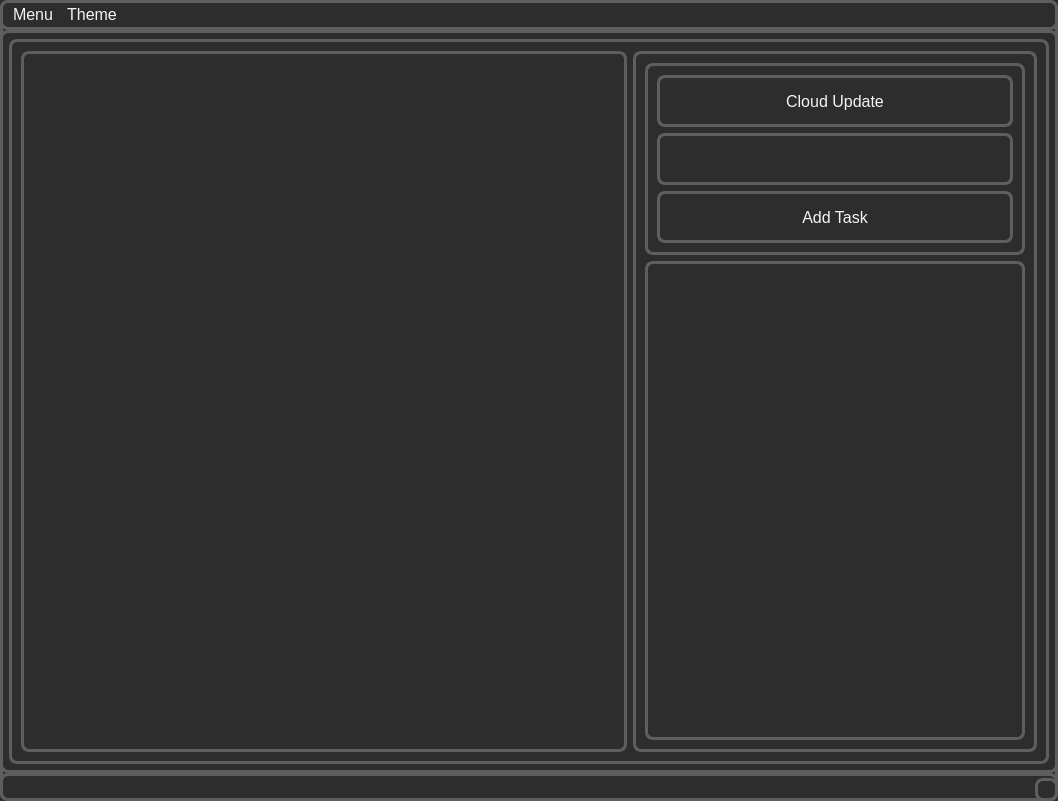
Above: main/ui/checklist.ui from KashML/CheckItOut before the change. Below: the same form after it.
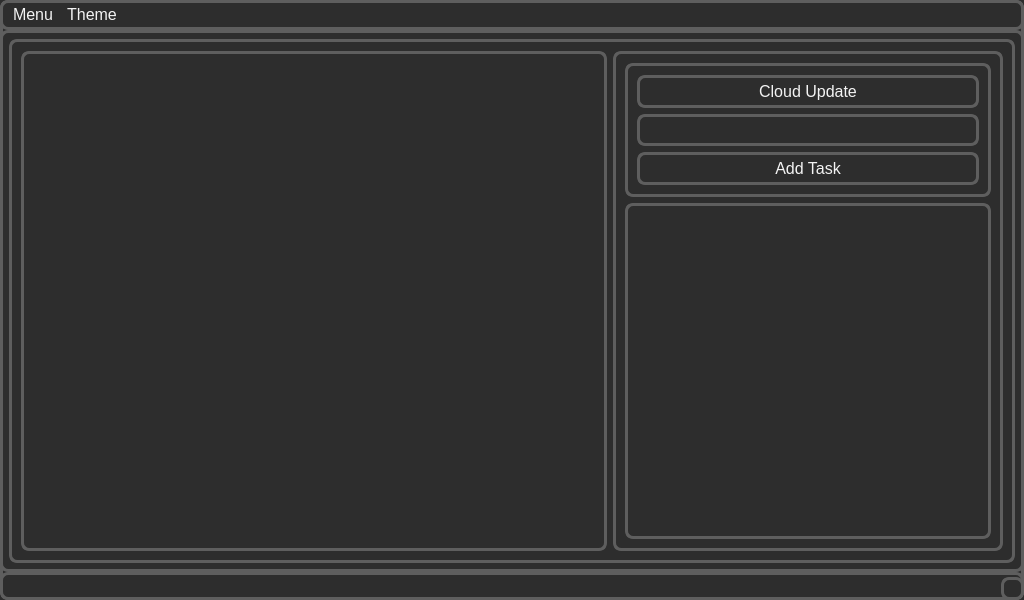
That is the form after the change.

Commit message: Size constraints

What changed in the file:
```diff
--- a/main/ui/checklist.ui
+++ b/main/ui/checklist.ui
@@ -6,10 +6,22 @@
    <rect>
     <x>0</x>
     <y>0</y>
-    <width>1058</width>
-    <height>801</height>
+    <width>1024</width>
+    <height>600</height>
    </rect>
   </property>
+  <property name="sizePolicy">
+   <sizepolicy hsizetype="Fixed" vsizetype="Fixed">
+    <horstretch>0</horstretch>
+    <verstretch>0</verstretch>
+   </sizepolicy>
+  </property>
+  <property name="maximumSize">
+   <size>
+    <width>1024</width>
+    <height>600</height>
+   </size>
+  </property>
   <property name="windowTitle">
    <string>MainWindow</string>
   </property>
@@ -42,6 +54,12 @@
            <verstretch>0</verstretch>
           </sizepolicy>
          </property>
+         <property name="maximumSize">
+          <size>
+           <width>1024</width>
+           <height>600</height>
+          </size>
+         </property>
          <property name="frameShape">
           <enum>QFrame::StyledPanel</enum>
          </property>
@@ -151,7 +169,7 @@
     <rect>
      <x>0</x>
      <y>0</y>
-     <width>1058</width>
+     <width>1024</width>
      <height>30</height>
     </rect>
    </property>
```
The commit also changes 1 other file.
